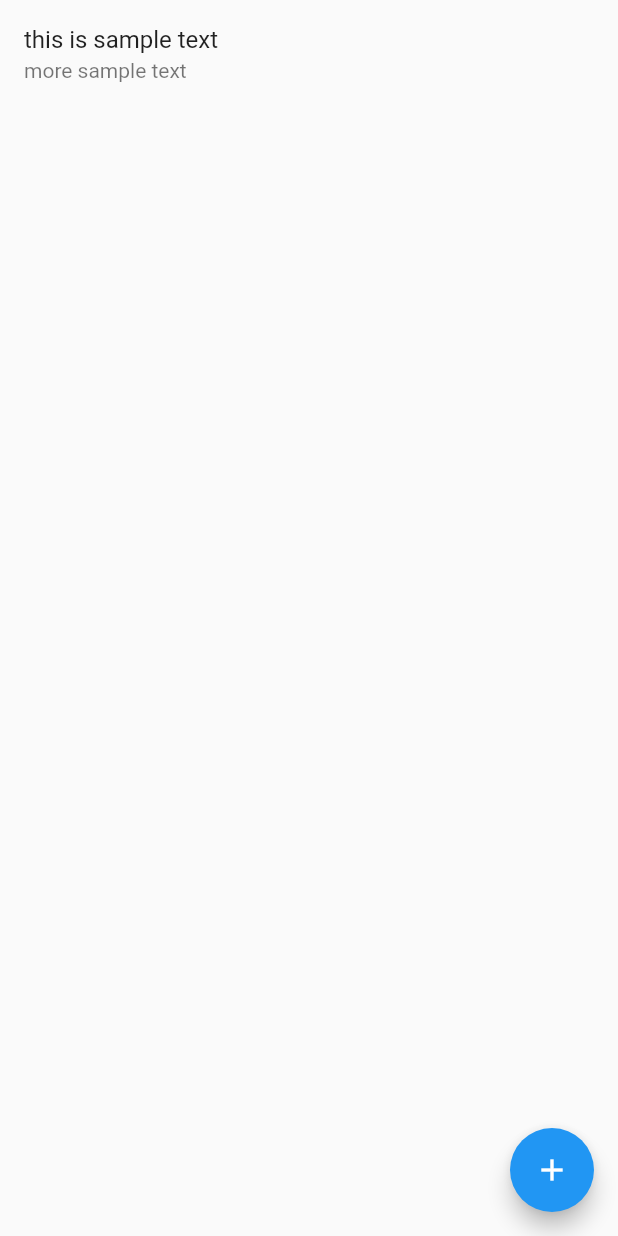
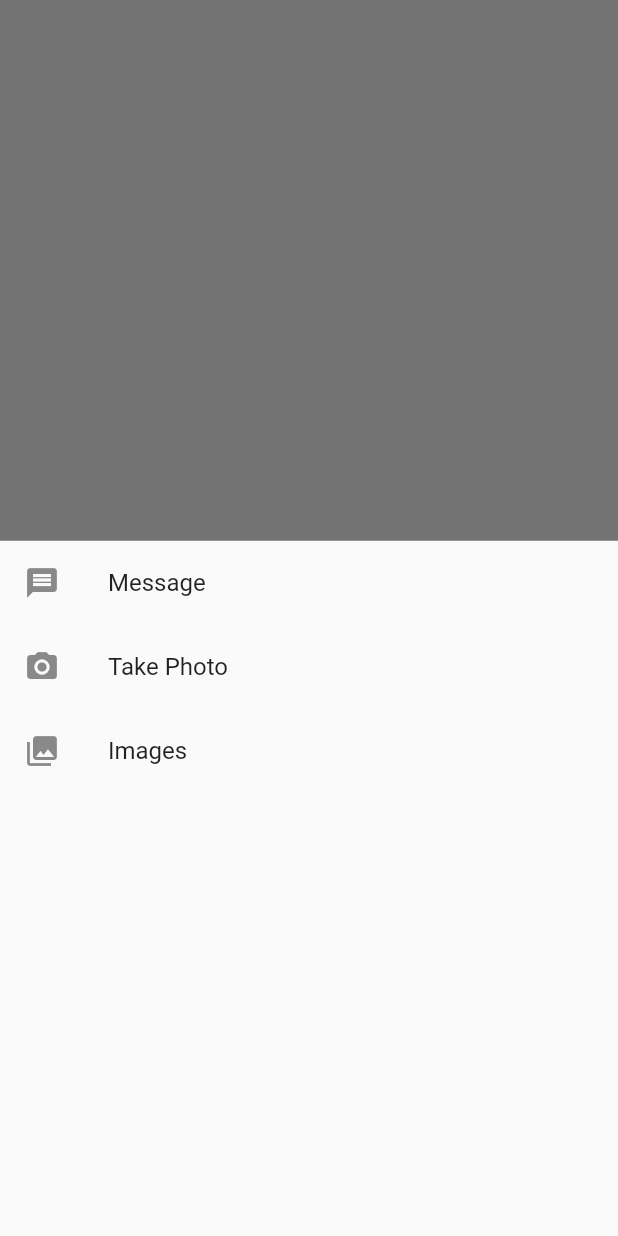
Before and after one commit to SolonEDU/solon-mobile, a Flutter app: the ProposalsScreen screen opened directly, after a tap on the "add" icon, on a phone screen of 412 x 824 dp. Run offline on Flutter 3.47's test engine with Material 2 defaults, Android fonts, the phone set to English and light mode, and no system bars.

Commit message:
added bottom modal sheet to proposal screen

```diff
--- /dev/null
+++ b/lib/add_proposal_modal_screen.dart
@@ -0,0 +1,41 @@
+import 'package:flutter/material.dart';
+
+class AddProposalModalScreen {
+  mainBottomSheet(BuildContext context) {
+    showModalBottomSheet(
+      context: context,
+      builder: (BuildContext context) {
+        return Column(
+          children: <Widget>[
+            _createTile(context, 'Message', Icons.message, _action1),
+            _createTile(context, 'Take Photo', Icons.camera_alt, _action2),
+            _createTile(context, 'Images', Icons.photo_library, _action3),
+          ],
+        );
+      }
+    );
+  }
+
+  ListTile _createTile(BuildContext context, String name, IconData icon, Function action) {
+    return ListTile(
+      leading: Icon(icon),
+      title: Text(name),
+      onTap: () {
+        Navigator.pop(context);
+        action();
+      },
+    );
+  }
+
+  _action1() {
+    print('action 1');
+  }
+
+  _action2() {
+    print('action 2');
+  }
+
+  _action3() {
+    print('action 3');
+  }
+}
--- a/lib/main.dart
+++ b/lib/main.dart
@@ -75,7 +75,10 @@ class _MainState extends State<Main> {
         title: _widgetOptions[_selectedIndex]['title'],
       ),
       body: Center(child: _widgetOptions[_selectedIndex]['widget']),
-      bottomNavigationBar: NavBar(_selectedIndex, _onItemTapped),
+      bottomNavigationBar: NavBar(
+        _selectedIndex,
+        _onItemTapped,
+      ),
       floatingActionButtonLocation: FloatingActionButtonLocation.centerFloat,
     );
   }
--- a/lib/proposals_screen.dart
+++ b/lib/proposals_screen.dart
@@ -1,6 +1,7 @@
 import 'package:flutter/material.dart';
 
 import './proposal.dart';
+import './add_proposal_modal_screen.dart';
 
 class ProposalsScreen extends StatefulWidget {
   @override
@@ -9,6 +10,7 @@ class ProposalsScreen extends StatefulWidget {
 
 class _ProposalsScreenState extends State<ProposalsScreen> {
   List<Widget> _proposalsList = [];
+  AddProposalModalScreen modal = new AddProposalModalScreen();
 
   void _addProposal() {
     setState(() {
@@ -27,7 +29,7 @@ class _ProposalsScreenState extends State<ProposalsScreen> {
       ),
       floatingActionButton: FloatingActionButton(
         child: Icon(Icons.add),
-        onPressed: _addProposal,
+        onPressed: () => modal.mainBottomSheet(context),
       ),
     );
   }
```
